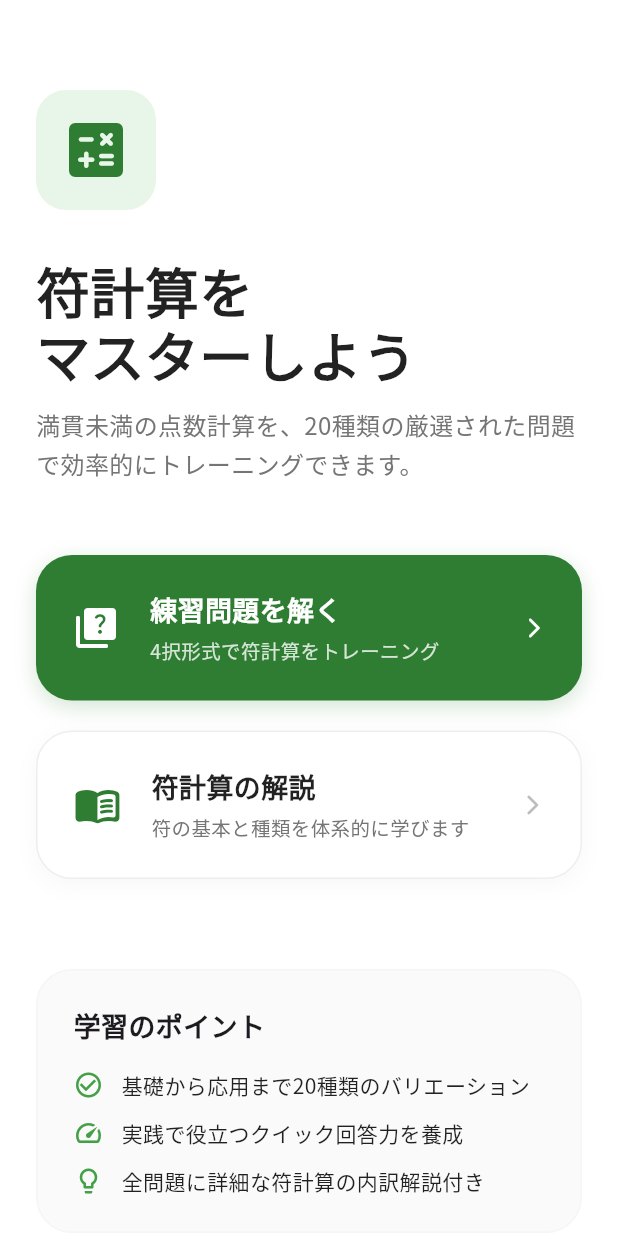
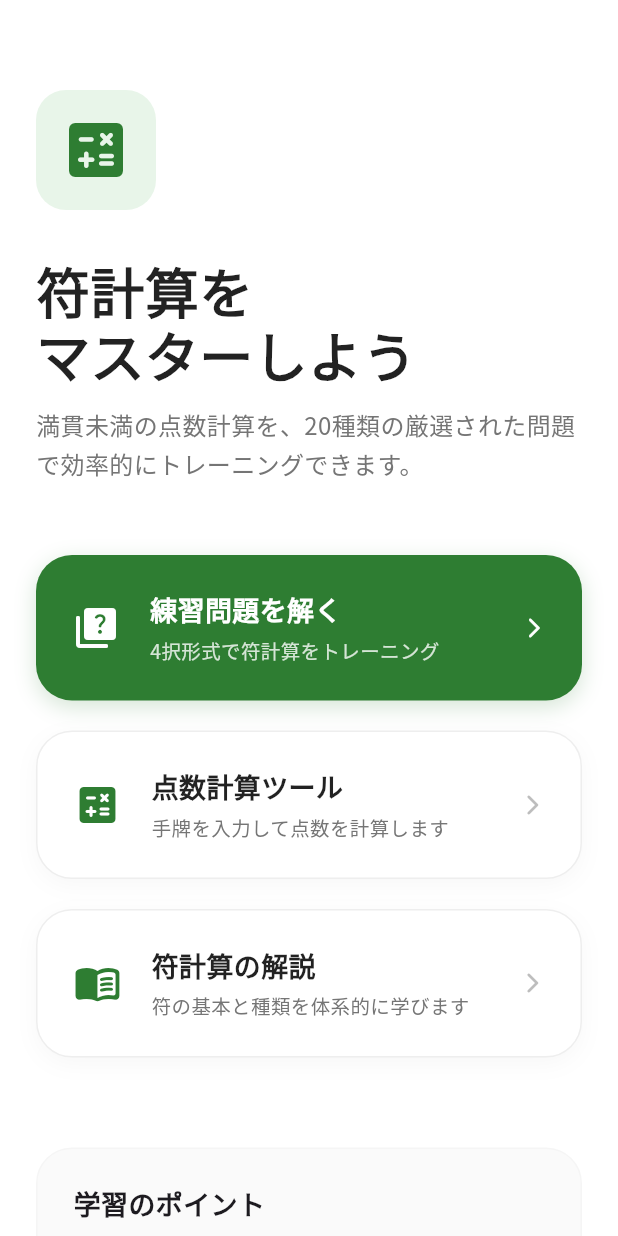
Before and after one commit to yugo-ibuki/mahjong-calculation-app, a Flutter app: the screen it shows after launch, on a phone screen of 412 x 824 dp. Run offline on Flutter 3.47's test engine with Material 3 defaults, Android fonts, the phone set to English and light mode, and no system bars; our stand-ins replace dio, flutter_riverpod, go_router, google_fonts.

Commit message:
feat: Add calculation page, integrate its route, and include a menu button on the home page.

```diff
--- a/apps/frontend/lib/app/routes.dart
+++ b/apps/frontend/lib/app/routes.dart
@@ -2,11 +2,13 @@ import 'package:go_router/go_router.dart';
 import '../features/home/presentation/pages/home_page.dart';
 import '../features/explanation/presentation/pages/explanation_page.dart';
 import '../features/practice/presentation/pages/practice_page.dart';
+import '../features/calculation/presentation/pages/calculation_page.dart';
 
 class AppRoutes {
   static const String home = '/';
   static const String explanation = '/explanation';
   static const String practice = '/practice';
+  static const String calculation = '/calculation';
 
   static final router = GoRouter(
     initialLocation: home,
@@ -23,6 +25,10 @@ class AppRoutes {
         path: practice,
         builder: (context, state) => const PracticePage(),
       ),
+      GoRoute(
+        path: calculation,
+        builder: (context, state) => const CalculationPage(),
+      ),
     ],
   );
 }
--- a/apps/frontend/lib/features/home/presentation/pages/home_page.dart
+++ b/apps/frontend/lib/features/home/presentation/pages/home_page.dart
@@ -46,6 +46,14 @@ class HomePage extends StatelessWidget {
                 description: '4択形式で符計算をトレーニング',
                 onPressed: () => context.push(AppRoutes.practice),
                 isPrimary: true,
+              ),
+              const SizedBox(height: 20),
+              _MenuButton(
+                icon: Icons.calculate_rounded,
+                label: '点数計算ツール',
+                description: '手牌を入力して点数を計算します',
+                onPressed: () => context.push(AppRoutes.calculation),
+                isPrimary: false,
               ),
               const SizedBox(height: 20),
               _MenuButton(
```
Also changed, not shown: apps/frontend/lib/features/calculation/presentation/pages/calculation_page.dart (added, +37 -0 lines).
